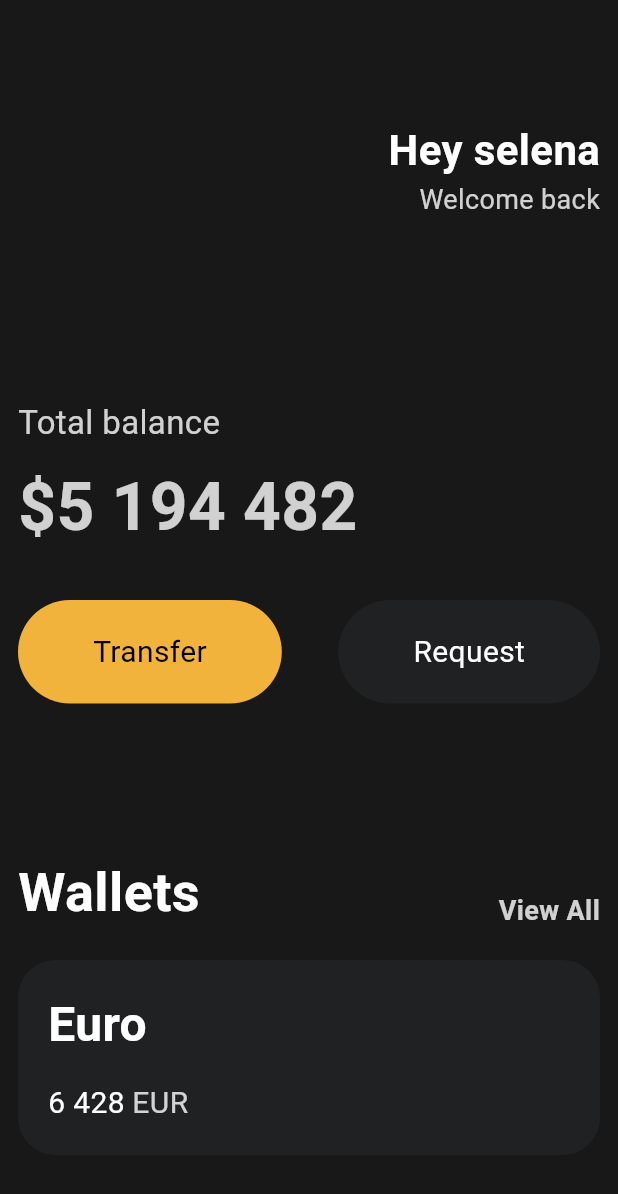
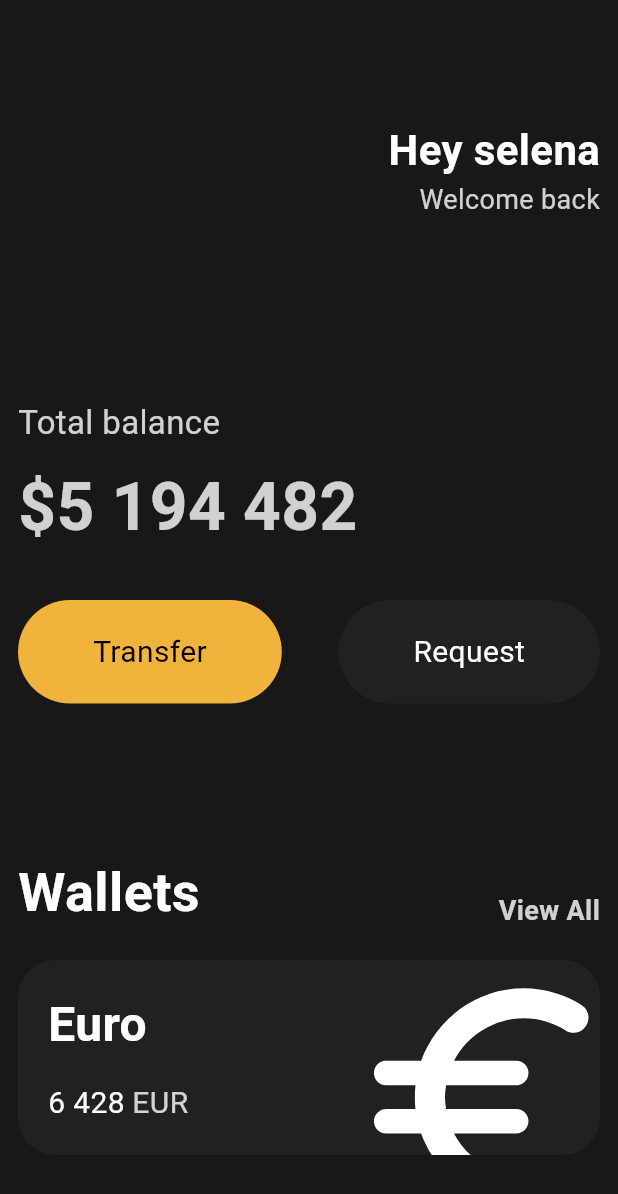
Before and after one commit to hijunglit/Hitoons, a Flutter app: the screen it shows after launch, on a phone screen of 412 x 824 dp. Shown: the top 1194 px of the screen. Run offline on Flutter 3.47's test engine with Material 3 defaults, Android fonts, the phone set to English and light mode, and no system bars.

Commit message:
icon & transform

```diff
--- a/lib/main.dart
+++ b/lib/main.dart
@@ -113,6 +113,7 @@ class App extends StatelessWidget {
                 height: 20,
               ),
               Container(
+                clipBehavior: Clip.hardEdge,
                 decoration: BoxDecoration(
                   color: Color(0xFF1F2123),
                   borderRadius: BorderRadius.circular(25),
@@ -120,6 +121,7 @@ class App extends StatelessWidget {
                 child: Padding(
                   padding: const EdgeInsets.all(20),
                   child: Row(
+                    mainAxisAlignment: MainAxisAlignment.spaceBetween,
                     children: [
                       Column(
                         crossAxisAlignment: CrossAxisAlignment.start,
@@ -160,6 +162,17 @@ class App extends StatelessWidget {
                           ),
                         ],
                       ),
+                      Transform.scale(
+                        scale: 2.2,
+                        child: Transform.translate(
+                          offset: Offset(-5, 12),
+                          child: Icon(
+                            Icons.euro_rounded,
+                            color: Colors.white,
+                            size: 88,
+                          ),
+                        ),
+                      ),
                     ],
                   ),
                 ),
```
